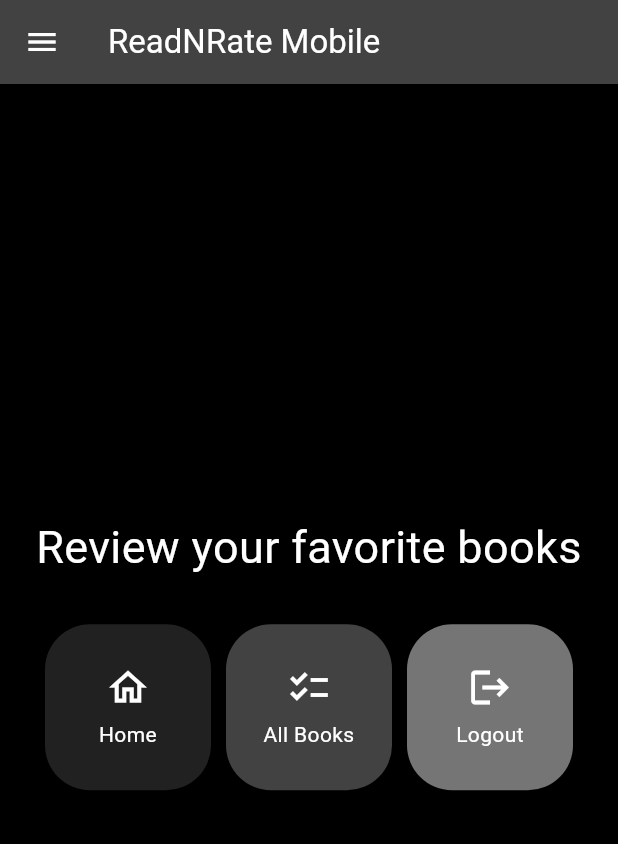
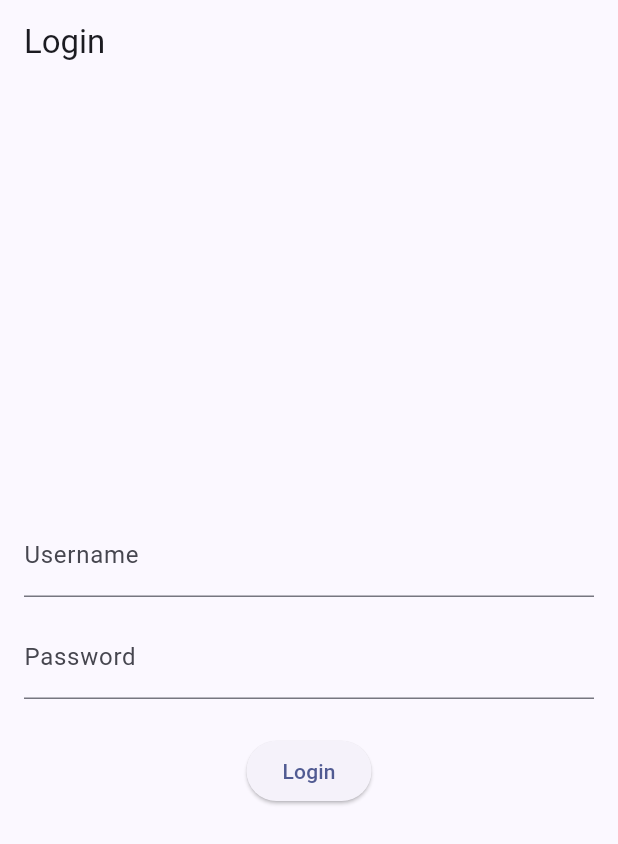
Before and after one commit to PBP-A06/ReadNRate-mobile, a Flutter app: the screen it shows after launch, on a phone screen of 412 x 824 dp. Shown: the top 844 px of the screen. Run offline on Flutter 3.47's test engine with Material 3 defaults, Android fonts, the phone set to English and light mode, and no system bars; missing offline and left inert: pbp_django_auth.

Commit message:
Added login and logout function

```diff
--- a/lib/main.dart
+++ b/lib/main.dart
@@ -1,23 +1,29 @@
 import 'package:flutter/material.dart';
-import 'package:project/screens/menu.dart';
+import 'package:pbp_django_auth/pbp_django_auth.dart';
+import 'package:project/screens/login.dart';
+import 'package:provider/provider.dart';
 
 void main() {
   runApp(const MyApp());
 }
 
 class MyApp extends StatelessWidget {
-  const MyApp({super.key});
+    const MyApp({Key? key}) : super(key: key);
 
-  // This widget is the root of your application.
     @override
     Widget build(BuildContext context) {
-    return MaterialApp(
+        return Provider(
+            create: (_) {
+                CookieRequest request = CookieRequest();
+                return request;
+            },
+            child: MaterialApp(
                 title: 'ReadNRate',
                 theme: ThemeData(
-        colorScheme: ColorScheme.fromSeed(seedColor: Colors.black),
+                    colorScheme: ColorScheme.fromSeed(seedColor: Colors.indigo),
                     useMaterial3: true,
-      ), // ThemeData
-      home: HomePage(),
-    ); // MaterialApp
+                ),
+                home: LoginPage()),
+            );
     }
 }
--- /dev/null
+++ b/lib/screens/login.dart
@@ -0,0 +1,114 @@
+import 'package:project/screens/menu.dart';
+import 'package:flutter/material.dart';
+import 'package:pbp_django_auth/pbp_django_auth.dart';
+import 'package:provider/provider.dart';
+
+void main() {
+    runApp(const LoginApp());
+}
+
+class LoginApp extends StatelessWidget {
+const LoginApp({super.key});
+
+@override
+Widget build(BuildContext context) {
+    return MaterialApp(
+        title: 'Login',
+        theme: ThemeData(
+            primarySwatch: Colors.blue,
+    ),
+    home: const LoginPage(),
+    );
+    }
+}
+
+class LoginPage extends StatefulWidget {
+    const LoginPage({super.key});
+
+    @override
+    _LoginPageState createState() => _LoginPageState();
+}
+
+class _LoginPageState extends State<LoginPage> {
+    final TextEditingController _usernameController = TextEditingController();
+    final TextEditingController _passwordController = TextEditingController();
+
+    @override
+    Widget build(BuildContext context) {
+        final request = context.watch<CookieRequest>();
+        return Scaffold(
+            appBar: AppBar(
+                title: const Text('Login'),
+            ),
+            body: Container(
+                padding: const EdgeInsets.all(16.0),
+                child: Column(
+                    mainAxisAlignment: MainAxisAlignment.center,
+                    children: [
+                        TextField(
+                            controller: _usernameController,
+                            decoration: const InputDecoration(
+                                labelText: 'Username',
+                            ),
+                        ),
+                        const SizedBox(height: 12.0),
+                        TextField(
+                            controller: _passwordController,
+                            decoration: const InputDecoration(
+                                labelText: 'Password',
+                            ),
+                            obscureText: true,
+                        ),
+                        const SizedBox(height: 24.0),
+                        ElevatedButton(
+                            onPressed: () async {
+                                String username = _usernameController.text;
+                                String password = _passwordController.text;
+
+                                // Cek kredensial
+                                // TODO: Ganti URL dan jangan lupa tambahkan trailing slash (/) di akhir URL!
+                                // Untuk menyambungkan Android emulator dengan Django pada localhost,
+                                // gunakan URL http://10.0.2.2/
+                                final response = await request.login("https://readnrate.adaptable.app//auth/login/", {
+                                'username': username,
+                                'password': password,
+                                });
+
+                                if (request.loggedIn) {
+                                    String message = response['message'];
+                                    String uname = response['username'];
+                                    Navigator.pushReplacement(
+                                        context,
+                                        MaterialPageRoute(builder: (context) => HomePage()),
+                                    );
+                                    ScaffoldMessenger.of(context)
+                                        ..hideCurrentSnackBar()
+                                        ..showSnackBar(
+                                            SnackBar(content: Text("$message Welcome, $uname.")));
+                                    } else {
+                                    showDialog(
+                                        context: context,
+                                        builder: (context) => AlertDialog(
+                                            title: const Text('Login Failed'),
+                                            content:
+                                                Text(response['message']),
+                                            actions: [
+                                                TextButton(
+                                                    child: const Text('OK'),
+                                                    onPressed: () {
+                                                        Navigator.pop(context);
+                                                    },
+                                                ),
+                                            ],
+                                        ),
+                                    );
+                                }
+                            },
+                            child: const Text('Login'),
+                        ),
+                    ],
+                ),
+            ),
+        );
+    }
+}
--- a/pubspec.yaml
+++ b/pubspec.yaml
@@ -35,6 +35,9 @@ dependencies:
   # The following adds the Cupertino Icons font to your application.
   # Use with the CupertinoIcons class for iOS style icons.
   cupertino_icons: ^1.0.2
+  provider: ^6.1.1
+  pbp_django_auth: ^0.4.0
+  http: ^1.1.0
 
 dev_dependencies:
   flutter_test:
```
Also changed, not shown: lib/models/book.dart (added, +81 -0 lines), lib/screens/book_list.dart (added, +93 -0 lines), lib/widget/left_drawer.dart (+9 -1 lines), lib/widget/option_card.dart (+28 -2 lines), pubspec.lock, 2 other files. Lines whose indentation alone changed are shown as unchanged.
